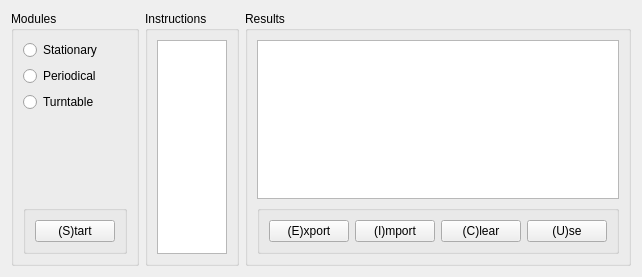
Qt form tinyos-2.x/trunk/support/cpp/TestShimmer/src/CalibrationWidget.ui (baharev/szte-wsn-code) before a commit.
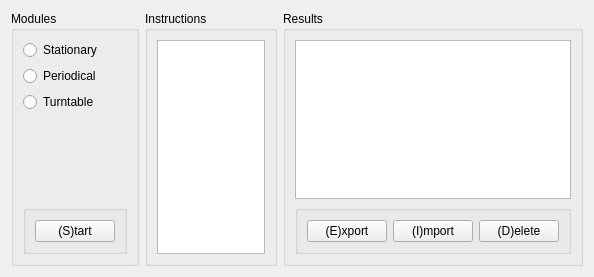
The same form after that commit.

Commit message: calibrationWidget's delete button now deletes calibration data from database removed menubar

```diff
--- a/tinyos-2.x/trunk/support/cpp/TestShimmer/src/CalibrationWidget.ui
+++ b/tinyos-2.x/trunk/support/cpp/TestShimmer/src/CalibrationWidget.ui
@@ -132,20 +132,10 @@
          <item>
           <widget class="QPushButton" name="clearButton">
            <property name="text">
-            <string>(C)lear</string>
+            <string>(D)elete</string>
            </property>
            <property name="shortcut">
-            <string>C</string>
-           </property>
-          </widget>
-         </item>
-         <item>
-          <widget class="QPushButton" name="useButton">
-           <property name="text">
-            <string>(U)se</string>
-           </property>
-           <property name="shortcut">
-            <string>U</string>
+            <string>D</string>
            </property>
           </widget>
          </item>
```
Left out of the diff: 2 changed lines with no effect on the pictures. The commit also changes 5 other files.
